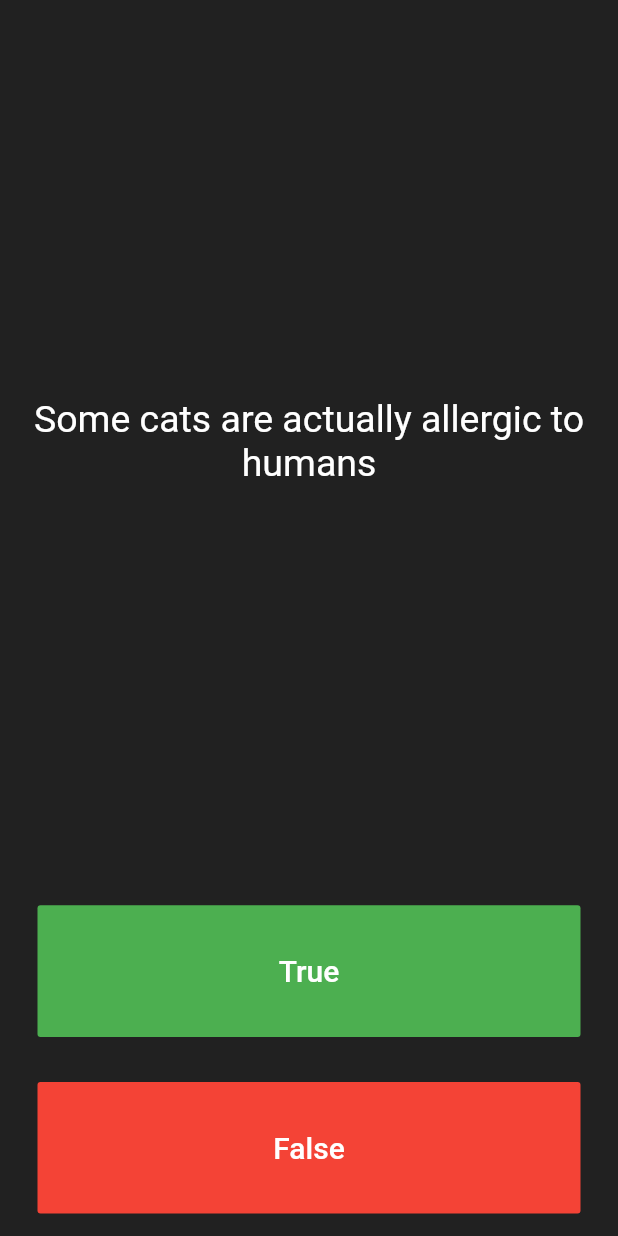
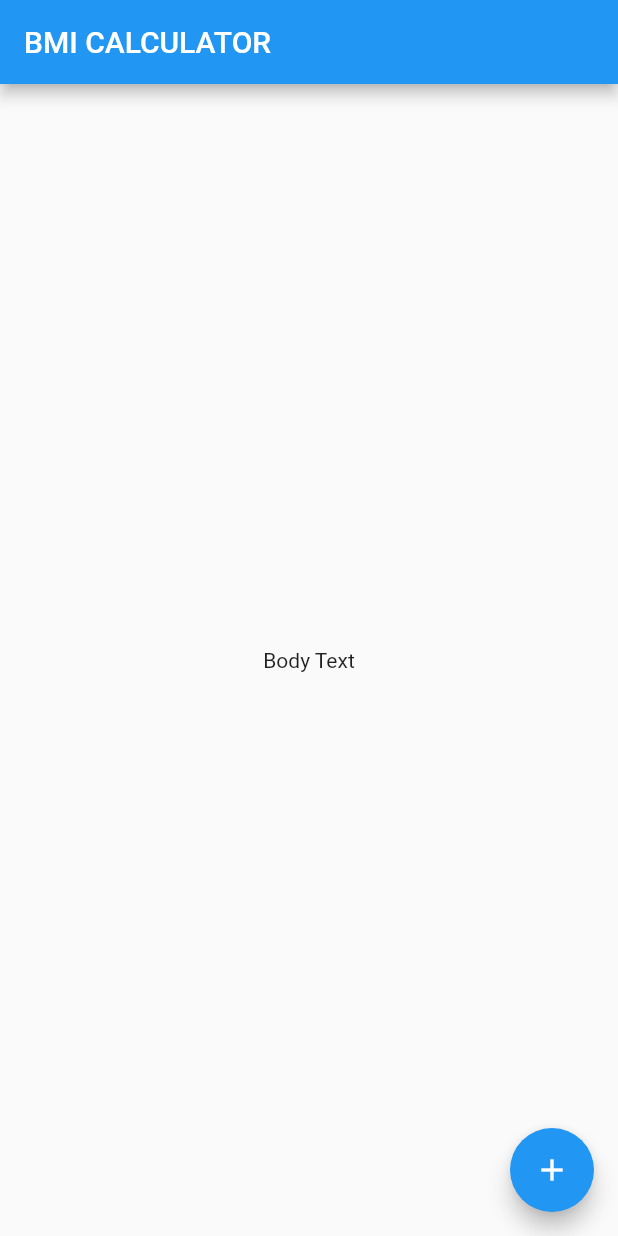
Before and after one commit to Urhengulas/hello_flutter, a Flutter app: the screen it shows after launch, on a phone screen of 412 x 824 dp. Run offline on Flutter 3.47's test engine with Material 2 defaults, Android fonts, the phone set to English and light mode, and no system bars.

Commit message:
Clear repo + get dependencies for bmi_calc

```diff
--- a/lib/main.dart
+++ b/lib/main.dart
@@ -1,125 +1,34 @@
 import 'package:flutter/material.dart';
-import 'questionBrain.dart';
-import 'tfButton.dart';
-import 'package:rflutter_alert/rflutter_alert.dart';
 
-void main() => runApp(Quizzler());
+void main() => runApp(BMICalculator());
 
-class Quizzler extends StatelessWidget {
+class BMICalculator extends StatelessWidget {
   @override
   Widget build(BuildContext context) {
     return MaterialApp(
-      home: Scaffold(
-        backgroundColor: Colors.grey.shade900,
-        body: SafeArea(
-          child: Padding(
-            padding: EdgeInsets.symmetric(horizontal: 10.0),
-            child: QuizPage(),
-          ),
-        ),
+      home: InputPage(),
+    );
+  }
+}
+
+class InputPage extends StatefulWidget {
+  @override
+  _InputPageState createState() => _InputPageState();
+}
+
+class _InputPageState extends State<InputPage> {
+  @override
+  Widget build(BuildContext context) {
+    return Scaffold(
+      appBar: AppBar(
+        title: Text('BMI CALCULATOR'),
+      ),
+      body: Center(
+        child: Text('Body Text'),
+      ),
+      floatingActionButton: FloatingActionButton(
+        child: Icon(Icons.add),
       ),
     );
   }
 }
-
-class QuizPage extends StatefulWidget {
-  @override
-  _QuizPageState createState() => _QuizPageState();
-}
-
-class _QuizPageState extends State<QuizPage> {
-  List<Icon> scoreList = [];
-
-  QuestionBrain brain = QuestionBrain();
-
-  void clickFunction(bool selectAnswer) {
-    Icon symbol = getTfIcon(selectAnswer);
-    bool endOfGame = brain.next();
-
-    if (endOfGame == false) {
-      setState(() {
-        scoreList.add(symbol);
-      });
-    } else if (endOfGame == true) {
-      Alert(
-        context: context,
-        type: AlertType.success,
-        title: "Game is Over",
-        desc: "To restart click the button below.",
-        buttons: [
-          DialogButton(
-            child: Icon(
-              Icons.refresh,
-              color: Colors.white,
-            ),
-            onPressed: () {
-              restart();
-              Navigator.pop(context);
-            },
-            width: 120,
-          )
-        ],
-      ).show();
-    }
-  }
-
-  Icon getTfIcon(bool selectAnswer) {
-    if (brain.check(selectAnswer) == true) {
-      return Icon(
-        Icons.done,
-        color: Colors.green,
-      );
-    } else {
-      return Icon(
-        Icons.clear,
-        color: Colors.red,
-      );
-    }
-  }
-
-  void restart() {
-    brain.restart();
-    setState(() {
-      scoreList = [];
-    });
-  }
-
-  @override
-  Widget build(BuildContext context) {
-    return Column(
-      mainAxisAlignment: MainAxisAlignment.spaceBetween,
-      crossAxisAlignment: CrossAxisAlignment.stretch,
-      children: <Widget>[
-        Expanded(
-          flex: 5,
-          child: Padding(
-            padding: EdgeInsets.all(10.0),
-            child: Center(
-              child: Text(
-                brain.getText(),
-                textAlign: TextAlign.center,
-                style: TextStyle(
-                  fontSize: 25.0,
-                  color: Colors.white,
-                ),
-              ),
-            ),
-          ),
-        ),
-        tfButton(
-          text: "True",
-          backgroundColor: Colors.green,
-          func: () => clickFunction(true),
-        ),
-        tfButton(
-          text: "False",
-          backgroundColor: Colors.red,
-          func: () => clickFunction(false),
-        ),
-        Row(
-          children: scoreList,
-        )
-      ],
-    );
-  }
-}
--- a/lib/question.dart
+++ /dev/null
@@ -1,18 +0,0 @@
-class Question {
-  String _text;
-  bool _tf;
-
-  Question(this._text, this._tf);
-
-  String getText() {
-    return this._text;
-  }
-
-  bool check(bool answer) {
-    if (answer == this._tf) {
-      return true;
-    } else {
-      return false;
-    }
-  }
-}
--- a/lib/questionBrain.dart
+++ /dev/null
@@ -1,58 +0,0 @@
-import 'question.dart';
-
-class QuestionBrain {
-  int _counter = 0;
-
-  List<Question> _questions = [
-    Question('Some cats are actually allergic to humans', true),
-    Question('You can lead a cow down stairs but not up stairs.', false),
-    Question('Approximately one quarter of human bones are in the feet.', true),
-    Question('A slug\'s blood is green.', true),
-    Question('Buzz Aldrin\'s mother\'s maiden name was \"Moon\".', true),
-    Question('It is illegal to pee in the Ocean in Portugal.', true),
-    Question(
-        'No piece of square dry paper can be folded in half more than 7 times.',
-        false),
-    Question(
-        'In London, UK, if you happen to die in the House of Parliament, you are technically entitled to a state funeral, because the building is considered too sacred a place.',
-        true),
-    Question(
-        'The loudest sound produced by any animal is 188 decibels. That animal is the African Elephant.',
-        false),
-    Question(
-        'The total surface area of two human lungs is approximately 70 square metres.',
-        true),
-    Question('Google was originally called \"Backrub\".', true),
-    Question(
-        'Chocolate affects a dog\'s heart and nervous system; a few ounces are enough to kill a small dog.',
-        true),
-    Question(
-        'In West Virginia, USA, if you accidentally hit an animal with your car, you are free to take it home to eat.',
-        true),
-  ];
-
-  String getText() {
-    return _questions[_counter].getText();
-  }
-
-  bool check(bool selectAnswer) {
-    if (_questions[_counter].check(selectAnswer) == true) {
-      return true;
-    } else {
-      return false;
-    }
-  }
-
-  bool next() {
-    if (_counter >= _questions.length - 1) {
-      return true;
-    } else {
-      _counter++;
-      return false;
-    }
-  }
-
-  void restart() {
-    _counter = 0;
-  }
-}
--- a/lib/tfButton.dart
+++ /dev/null
@@ -1,26 +0,0 @@
-import 'package:flutter/material.dart';
-
-Expanded tfButton(
-      {Color backgroundColor,
-      String text,
-      Function func,
-      Color textColor = Colors.white}) {
-    return Expanded(
-      child: Padding(
-        padding: EdgeInsets.all(15.0),
-        child: FlatButton(
-          color: backgroundColor,
-          child: Text(
-            text,
-            style: TextStyle(
-              color: textColor,
-              fontSize: 20.0,
-            ),
-          ),
-          onPressed: () {
-            func();
-          },
-        ),
-      ),
-    );
-  }
```
Also changed, not shown: 53 other files.
